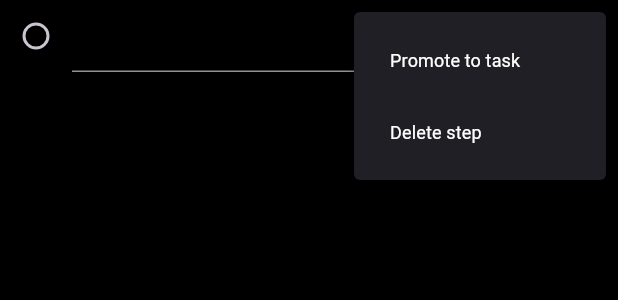
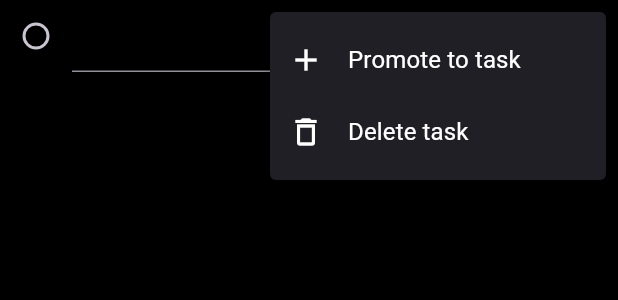
Before and after one commit to quangkyzzz/todo-app, a Flutter app: the StepItem widget shown alone on an empty page, opened directly with empty values, after a tap on the "more vert" icon, on a phone screen of 412 x 824 dp. Shown: the top 300 px of the screen. Run offline on Flutter 3.47's test engine with Material 3 defaults, Android fonts, the phone set to English and light mode, and no system bars.

```diff
--- a/lib/presentation/task/task_list/task_list_page.dart
+++ b/lib/presentation/task/task_list/task_list_page.dart
@@ -36,7 +36,7 @@ class _TaskListPageState extends State<TaskListPage> {
             StepModel(
               stepID: '2',
               stepName: 'step 2',
-              isCompleted: false,
+              isCompleted: true,
             ),
           ]),
       TaskModel(
--- a/lib/presentation/task/task_page/task_page.dart
+++ b/lib/presentation/task/task_page/task_page.dart
@@ -422,21 +422,17 @@ class _StepItemState extends State<StepItem> {
         PopupMenuButton(itemBuilder: (BuildContext context) {
           return [
             PopupMenuItem(
-              child: TextButton(
-                onPressed: () {},
-                child: const Text(
-                  'Promote to task',
-                  style: MyTheme.itemExtraSmallTextStyle,
-                ),
+              onTap: () {},
+              child: const PopupItem(
+                text: 'Promote to task',
+                icon: Icons.add_outlined,
               ),
             ),
             PopupMenuItem(
-              child: TextButton(
-                onPressed: () {},
-                child: const Text(
-                  'Delete step',
-                  style: MyTheme.itemExtraSmallTextStyle,
-                ),
+              onTap: () {},
+              child: const PopupItem(
+                text: 'Delete task',
+                icon: Icons.delete_outline,
               ),
             ),
           ];
```
